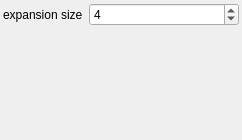
Old version of the form af/gui/expansionregion.ui in the repository manerotoni/afw.
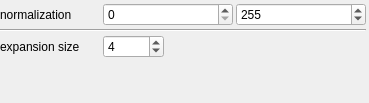
New version of the form.

Commit message: image normalization added

```diff
--- a/af/gui/expansionregion.ui
+++ b/af/gui/expansionregion.ui
@@ -6,25 +6,31 @@
    <rect>
     <x>0</x>
     <y>0</y>
-    <width>242</width>
-    <height>140</height>
+    <width>369</width>
+    <height>103</height>
    </rect>
   </property>
   <property name="windowTitle">
    <string>Form</string>
   </property>
   <layout class="QGridLayout" name="gridLayout">
-   <property name="horizontalSpacing">
+   <property name="leftMargin">
     <number>0</number>
    </property>
-   <property name="verticalSpacing">
-    <number>-1</number>
+   <property name="topMargin">
+    <number>3</number>
    </property>
-   <property name="margin">
-    <number>0</number>
+   <property name="rightMargin">
+    <number>3</number>
    </property>
-   <item row="1" column="0">
-    <spacer name="spacer">
+   <property name="bottomMargin">
+    <number>3</number>
+   </property>
+   <property name="spacing">
+    <number>3</number>
+   </property>
+   <item row="4" column="0">
+    <spacer name="verticalSpacer">
      <property name="orientation">
       <enum>Qt::Vertical</enum>
      </property>
@@ -36,25 +42,43 @@
      </property>
     </spacer>
    </item>
-   <item row="0" column="0">
-    <layout class="QFormLayout" name="formLayout">
-     <property name="horizontalSpacing">
-      <number>6</number>
+   <item row="3" column="0">
+    <layout class="QGridLayout" name="sizeBox">
+     <property name="spacing">
+      <number>-1</number>
      </property>
-     <property name="verticalSpacing">
-      <number>6</number>
-     </property>
-     <property name="margin">
-      <number>3</number>
-     </property>
-     <item row="1" column="0">
-      <widget class="QLabel" name="label">
+     <item row="0" column="0">
+      <widget class="QLabel" name="sizeLabel">
+       <property name="sizePolicy">
+        <sizepolicy hsizetype="Fixed" vsizetype="Preferred">
+         <horstretch>0</horstretch>
+         <verstretch>0</verstretch>
+        </sizepolicy>
+       </property>
+       <property name="minimumSize">
+        <size>
+         <width>100</width>
+         <height>0</height>
+        </size>
+       </property>
+       <property name="maximumSize">
+        <size>
+         <width>250</width>
+         <height>16777215</height>
+        </size>
+       </property>
+       <property name="baseSize">
+        <size>
+         <width>392</width>
+         <height>0</height>
+        </size>
+       </property>
        <property name="text">
         <string>expansion size</string>
        </property>
       </widget>
      </item>
-     <item row="1" column="1">
+     <item row="0" column="1">
       <widget class="QSpinBox" name="spinBox">
        <property name="maximum">
         <number>10000</number>
@@ -64,8 +88,74 @@
        </property>
       </widget>
      </item>
+     <item row="0" column="2">
+      <spacer name="horizontalSpacer">
+       <property name="orientation">
+        <enum>Qt::Horizontal</enum>
+       </property>
+       <property name="sizeHint" stdset="0">
+        <size>
+         <width>40</width>
+         <height>20</height>
+        </size>
+       </property>
+      </spacer>
+     </item>
     </layout>
    </item>
+   <item row="1" column="0">
+    <layout class="QGridLayout" name="normBox">
+     <item row="1" column="1">
+      <widget class="QSpinBox" name="normMin">
+       <property name="maximum">
+        <number>999999999</number>
+       </property>
+      </widget>
+     </item>
+     <item row="1" column="2">
+      <widget class="QSpinBox" name="normMax">
+       <property name="maximum">
+        <number>999999999</number>
+       </property>
+       <property name="value">
+        <number>255</number>
+       </property>
+      </widget>
+     </item>
+     <item row="1" column="0">
+      <widget class="QLabel" name="normLabel">
+       <property name="sizePolicy">
+        <sizepolicy hsizetype="Fixed" vsizetype="Preferred">
+         <horstretch>0</horstretch>
+         <verstretch>0</verstretch>
+        </sizepolicy>
+       </property>
+       <property name="minimumSize">
+        <size>
+         <width>100</width>
+         <height>0</height>
+        </size>
+       </property>
+       <property name="maximumSize">
+        <size>
+         <width>16777215</width>
+         <height>16777215</height>
+        </size>
+       </property>
+       <property name="text">
+        <string>normalization</string>
+       </property>
+      </widget>
+     </item>
+    </layout>
+   </item>
+   <item row="2" column="0">
+    <widget class="Line" name="line">
+     <property name="orientation">
+      <enum>Qt::Horizontal</enum>
+     </property>
+    </widget>
+   </item>
   </layout>
  </widget>
  <resources/>
```
The commit also changes 4 other files.
